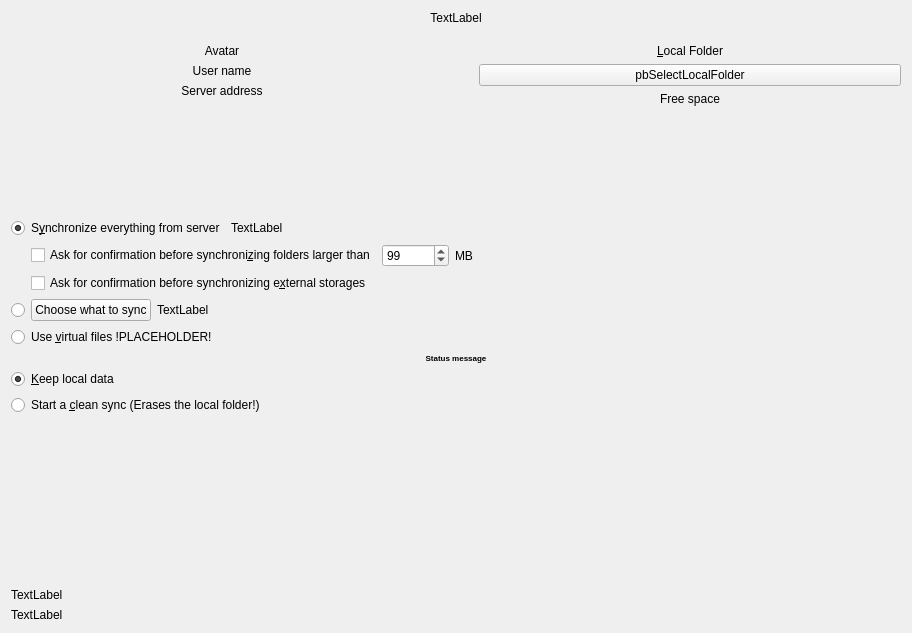
Qt form src/gui/wizard/owncloudadvancedsetuppage.ui (arifulislamat/nextcloud-desktop-sync) before a commit.
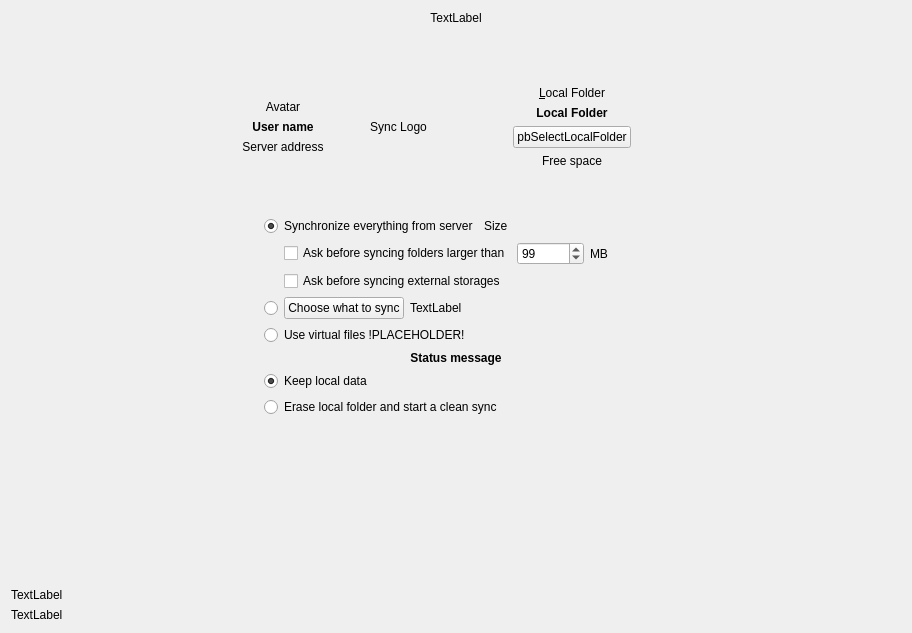
The same form after that commit.

Diff of the .ui file:
```diff
--- a/src/gui/wizard/owncloudadvancedsetuppage.ui
+++ b/src/gui/wizard/owncloudadvancedsetuppage.ui
@@ -63,8 +63,34 @@
      <property name="topMargin">
       <number>0</number>
      </property>
+     <item>
+      <spacer name="horizontalSpacer_12">
+       <property name="orientation">
+        <enum>Qt::Horizontal</enum>
+       </property>
+       <property name="sizeHint" stdset="0">
+        <size>
+         <width>40</width>
+         <height>20</height>
+        </size>
+       </property>
+      </spacer>
+     </item>
      <item>
       <layout class="QVBoxLayout" name="verticalLayout_2">
+       <item>
+        <spacer name="verticalSpacer_5">
+         <property name="orientation">
+          <enum>Qt::Vertical</enum>
+         </property>
+         <property name="sizeHint" stdset="0">
+          <size>
+           <width>20</width>
+           <height>40</height>
+          </size>
+         </property>
+        </spacer>
+       </item>
        <item>
         <widget class="QLabel" name="lServerIcon">
          <property name="text">
@@ -77,6 +103,12 @@
        </item>
        <item>
         <widget class="QLabel" name="userNameLabel">
+         <property name="font">
+          <font>
+           <weight>75</weight>
+           <bold>true</bold>
+          </font>
+         </property>
          <property name="text">
           <string>User name</string>
          </property>
@@ -110,6 +142,32 @@
        </item>
       </layout>
      </item>
+     <item>
+      <spacer name="horizontalSpacer_11">
+       <property name="orientation">
+        <enum>Qt::Horizontal</enum>
+       </property>
+       <property name="sizeType">
+        <enum>QSizePolicy::Minimum</enum>
+       </property>
+       <property name="sizeHint" stdset="0">
+        <size>
+         <width>40</width>
+         <height>20</height>
+        </size>
+       </property>
+      </spacer>
+     </item>
+     <item>
+      <widget class="QLabel" name="syncLogoLabel">
+       <property name="text">
+        <string>Sync Logo</string>
+       </property>
+       <property name="alignment">
+        <set>Qt::AlignCenter</set>
+       </property>
+      </widget>
+     </item>
      <item>
       <spacer name="horizontalSpacer_6">
        <property name="orientation">
@@ -128,6 +186,19 @@
      </item>
      <item>
       <layout class="QVBoxLayout" name="verticalLayout_5">
+       <item>
+        <spacer name="verticalSpacer_6">
+         <property name="orientation">
+          <enum>Qt::Vertical</enum>
+         </property>
+         <property name="sizeHint" stdset="0">
+          <size>
+           <width>20</width>
+           <height>40</height>
+          </size>
+         </property>
+        </spacer>
+       </item>
        <item>
         <widget class="QLabel" name="lLocal">
          <property name="sizePolicy">
@@ -148,6 +219,43 @@
         </widget>
        </item>
        <item>
+        <widget class="QLabel" name="localFolderDescriptionLabel">
+         <property name="font">
+          <font>
+           <weight>75</weight>
+           <bold>true</bold>
+          </font>
+         </property>
+         <property name="text">
+          <string>Local Folder</string>
+         </property>
+         <property name="alignment">
+          <set>Qt::AlignCenter</set>
+         </property>
+        </widget>
+       </item>
+       <item>
+        <layout class="QHBoxLayout" name="horizontalLayout">
+         <property name="topMargin">
+          <number>0</number>
+         </property>
+         <item>
+          <spacer name="horizontalSpacer_3">
+           <property name="orientation">
+            <enum>Qt::Horizontal</enum>
+           </property>
+           <property name="sizeType">
+            <enum>QSizePolicy::Minimum</enum>
+           </property>
+           <property name="sizeHint" stdset="0">
+            <size>
+             <width>40</width>
+             <height>20</height>
+            </size>
+           </property>
+          </spacer>
+         </item>
+         <item>
         <widget class="QPushButton" name="pbSelectLocalFolder">
          <property name="sizePolicy">
           <sizepolicy hsizetype="Minimum" vsizetype="Fixed">
@@ -161,6 +269,24 @@
         </widget>
        </item>
        <item>
+          <spacer name="horizontalSpacer_4">
+           <property name="orientation">
+            <enum>Qt::Horizontal</enum>
+           </property>
+           <property name="sizeType">
+            <enum>QSizePolicy::Minimum</enum>
+           </property>
+           <property name="sizeHint" stdset="0">
+            <size>
+             <width>40</width>
+             <height>20</height>
+            </size>
+           </property>
+          </spacer>
+         </item>
+        </layout>
+       </item>
+       <item>
         <widget class="QLabel" name="lFreeSpace">
          <property name="sizePolicy">
           <sizepolicy hsizetype="Minimum" vsizetype="Fixed">
@@ -191,7 +317,54 @@
        </item>
       </layout>
      </item>
+     <item>
+      <spacer name="horizontalSpacer_13">
+       <property name="orientation">
+        <enum>Qt::Horizontal</enum>
+       </property>
+       <property name="sizeHint" stdset="0">
+        <size>
+         <width>40</width>
+         <height>20</height>
+        </size>
+       </property>
+      </spacer>
+     </item>
     </layout>
+   </item>
+   <item>
+    <spacer name="verticalSpacer_7">
+     <property name="orientation">
+      <enum>Qt::Vertical</enum>
+     </property>
+     <property name="sizeType">
+      <enum>QSizePolicy::Minimum</enum>
+     </property>
+     <property name="sizeHint" stdset="0">
+      <size>
+       <width>0</width>
+       <height>0</height>
+      </size>
+     </property>
+    </spacer>
+   </item>
+   <item>
+    <layout class="QHBoxLayout" name="horizontalLayout_2">
+     <property name="topMargin">
+      <number>0</number>
+     </property>
+     <item>
+      <spacer name="horizontalSpacer_14">
+       <property name="orientation">
+        <enum>Qt::Horizontal</enum>
+       </property>
+       <property name="sizeHint" stdset="0">
+        <size>
+         <width>40</width>
+         <height>20</height>
+        </size>
+       </property>
+      </spacer>
    </item>
    <item>
     <layout class="QVBoxLayout" name="wSyncStrategy">
@@ -209,7 +382,7 @@
        <item>
         <widget class="QRadioButton" name="rSyncEverything">
          <property name="text">
-          <string>S&amp;ynchronize everything from server</string>
+            <string>Synchronize everything from server</string>
          </property>
          <property name="checked">
           <bool>true</bool>
@@ -219,7 +392,7 @@
        <item>
         <widget class="QLabel" name="lSyncEverythingSizeLabel">
          <property name="text">
-          <string notr="true">TextLabel</string>
+            <string notr="true">Size</string>
          </property>
          <property name="textFormat">
           <enum>Qt::PlainText</enum>
@@ -265,12 +438,18 @@
        <item>
         <widget class="QCheckBox" name="confCheckBoxSize">
          <property name="text">
-          <string>Ask for confirmation before synchroni&amp;zing folders larger than</string>
+            <string>Ask before syncing folders larger than</string>
          </property>
         </widget>
        </item>
        <item>
         <widget class="QSpinBox" name="confSpinBox">
+           <property name="sizePolicy">
+            <sizepolicy hsizetype="Preferred" vsizetype="Fixed">
+             <horstretch>0</horstretch>
+             <verstretch>0</verstretch>
+            </sizepolicy>
+           </property>
          <property name="maximum">
           <number>999999</number>
          </property>
@@ -325,7 +504,7 @@
        <item>
         <widget class="QCheckBox" name="confCheckBoxExternal">
          <property name="text">
-          <string>Ask for confirmation before synchronizing e&amp;xternal storages</string>
+            <string>Ask before syncing external storages</string>
          </property>
         </widget>
        </item>
@@ -408,7 +587,7 @@
           </sizepolicy>
          </property>
          <property name="text">
-          <string notr="true">Use &amp;virtual files !PLACEHOLDER!</string>
+            <string notr="true">Use virtual files !PLACEHOLDER!</string>
          </property>
          <property name="checkable">
           <bool>false</bool>
@@ -431,17 +610,34 @@
       </layout>
      </item>
      <item>
-      <layout class="QHBoxLayout" name="horizontalLayout_11">
+        <widget class="QWidget" name="resolutionWidget" native="true">
+         <property name="sizePolicy">
+          <sizepolicy hsizetype="Preferred" vsizetype="Fixed">
+           <horstretch>0</horstretch>
+           <verstretch>0</verstretch>
+          </sizepolicy>
+         </property>
+         <layout class="QVBoxLayout" name="verticalLayout_3">
+          <property name="sizeConstraint">
+           <enum>QLayout::SetMinimumSize</enum>
+          </property>
+          <property name="leftMargin">
+           <number>0</number>
+          </property>
        <property name="topMargin">
         <number>0</number>
        </property>
-      </layout>
-     </item>
+          <property name="rightMargin">
+           <number>0</number>
+          </property>
+          <property name="bottomMargin">
+           <number>0</number>
+          </property>
      <item>
       <widget class="QLabel" name="syncModeLabel">
        <property name="font">
         <font>
-         <pointsize>6</pointsize>
+              <pointsize>9</pointsize>
          <weight>75</weight>
          <bold>true</bold>
         </font>
@@ -464,55 +660,22 @@
       </widget>
      </item>
      <item>
-      <widget class="QWidget" name="resolutionWidget" native="true">
-       <property name="sizePolicy">
-        <sizepolicy hsizetype="Preferred" vsizetype="Fixed">
-         <horstretch>0</horstretch>
-         <verstretch>0</verstretch>
-        </sizepolicy>
-       </property>
-       <layout class="QFormLayout" name="formLayout_2">
-        <property name="sizeConstraint">
-         <enum>QLayout::SetMinimumSize</enum>
-        </property>
-        <property name="fieldGrowthPolicy">
-         <enum>QFormLayout::ExpandingFieldsGrow</enum>
-        </property>
-        <property name="horizontalSpacing">
-         <number>0</number>
-        </property>
-        <property name="verticalSpacing">
-         <number>6</number>
-        </property>
-        <property name="leftMargin">
-         <number>0</number>
-        </property>
-        <property name="topMargin">
-         <number>0</number>
-        </property>
-        <property name="rightMargin">
-         <number>0</number>
-        </property>
-        <property name="bottomMargin">
-         <number>0</number>
-        </property>
-        <item row="0" column="0">
          <widget class="QRadioButton" name="rKeepLocal">
           <property name="text">
-           <string>&amp;Keep local data</string>
+             <string>Keep local data</string>
           </property>
           <property name="checked">
            <bool>true</bool>
           </property>
          </widget>
         </item>
-        <item row="1" column="0">
+          <item>
          <widget class="QRadioButton" name="cbSyncFromScratch">
           <property name="toolTip">
            <string>&lt;html&gt;&lt;head/&gt;&lt;body&gt;&lt;p&gt;If this box is checked, existing content in the local folder will be erased to start a clean sync from the server.&lt;/p&gt;&lt;p&gt;Do not check this if the local content should be uploaded to the servers folder.&lt;/p&gt;&lt;/body&gt;&lt;/html&gt;</string>
           </property>
           <property name="text">
-           <string>Start a &amp;clean sync (Erases the local folder!)</string>
+             <string>Erase local folder and start a clean sync</string>
           </property>
           <property name="checkable">
            <bool>true</bool>
@@ -521,6 +684,21 @@
         </item>
        </layout>
       </widget>
+       </item>
+      </layout>
+     </item>
+     <item>
+      <spacer name="horizontalSpacer_15">
+       <property name="orientation">
+        <enum>Qt::Horizontal</enum>
+       </property>
+       <property name="sizeHint" stdset="0">
+        <size>
+         <width>40</width>
+         <height>20</height>
+        </size>
+       </property>
+      </spacer>
      </item>
     </layout>
    </item>
```
Lines whose indentation alone changed are shown as unchanged.
